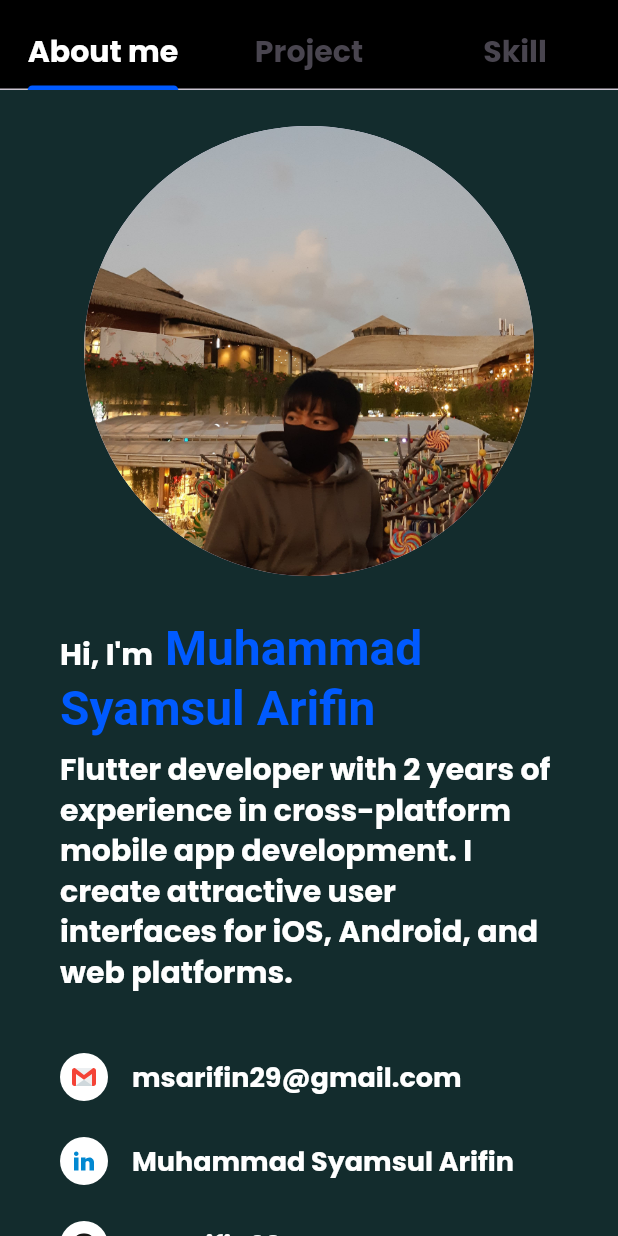
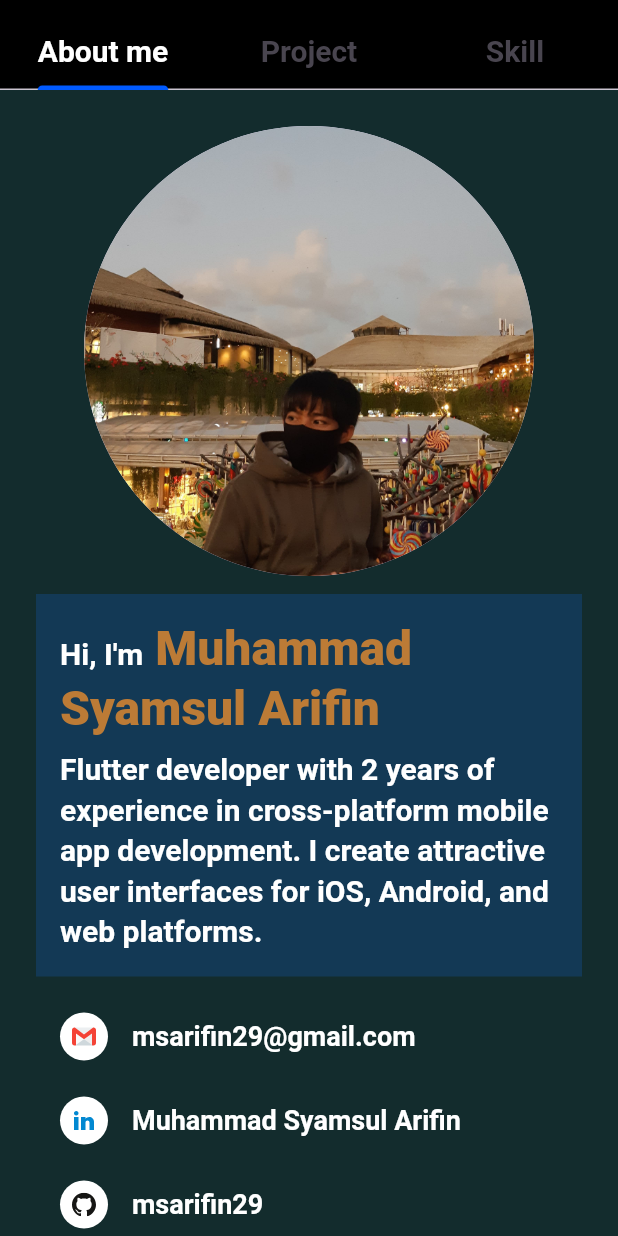
Before and after one commit to msarifin29/portofolio, a Flutter app: the screen it shows after launch, on a phone screen of 412 x 824 dp. Run offline on Flutter 3.47's test engine with Material 3 defaults, Android fonts, the phone set to English and light mode, and no system bars; our stand-ins replace carousel_slider, flutter_svg, google_fonts, hive_flutter; accounts and stored records are empty.

Commit message:
refactor(view) : change font family

```diff
--- a/lib/shared/constant/theme.dart
+++ b/lib/shared/constant/theme.dart
@@ -9,7 +9,7 @@ ThemeData darkTheme() => ThemeData(
       cardColor: AppColor.night,
       appBarTheme: AppBarTheme(
         backgroundColor: AppColor.night,
-        titleTextStyle: GoogleFonts.poppins(
+        titleTextStyle: GoogleFonts.roboto(
             color: Colors.white,
             fontSize: Sizes.p32,
             fontWeight: FontWeight.bold),
@@ -20,39 +20,39 @@ ThemeData darkTheme() => ThemeData(
       ),
       scaffoldBackgroundColor: AppColor.night,
       textTheme: TextTheme(
-        displayMedium: GoogleFonts.poppins(
+        displayMedium: GoogleFonts.roboto(
           fontSize: Sizes.p48,
           fontWeight: FontWeight.w700,
           color: Colors.white,
         ),
-        displaySmall: GoogleFonts.poppins(
+        displaySmall: GoogleFonts.roboto(
           fontSize: Sizes.p32,
           fontWeight: FontWeight.w600,
           color: Colors.white,
         ),
-        headlineMedium: GoogleFonts.poppins(
+        headlineMedium: GoogleFonts.roboto(
           fontSize: Sizes.p20,
           fontWeight: FontWeight.w600,
           color: Colors.white,
         ),
-        headlineSmall: GoogleFonts.poppins(
+        headlineSmall: GoogleFonts.roboto(
             fontSize: Sizes.p20,
             fontWeight: FontWeight.w700,
             color: Colors.white),
-        titleMedium: GoogleFonts.poppins(
+        titleMedium: GoogleFonts.roboto(
             fontSize: Sizes.p18,
             fontWeight: FontWeight.w500,
             color: Colors.white),
-        titleSmall: GoogleFonts.poppins(
+        titleSmall: GoogleFonts.roboto(
           fontSize: Sizes.p12,
           fontWeight: FontWeight.w600,
           color: const Color(0xFFFFFFFF),
         ),
-        labelMedium: GoogleFonts.poppins(
+        labelMedium: GoogleFonts.roboto(
             fontSize: Sizes.p12,
             fontWeight: FontWeight.w600,
             color: Colors.white),
-        bodyMedium: GoogleFonts.poppins(
+        bodyMedium: GoogleFonts.roboto(
             fontSize: Sizes.p12,
             fontWeight: FontWeight.w600,
             color: Colors.orange),
@@ -64,7 +64,7 @@ ThemeData lightTheme() => ThemeData(
       cardColor: AppColor.snowWhite,
       appBarTheme: AppBarTheme(
         backgroundColor: AppColor.snowWhite,
-        titleTextStyle: GoogleFonts.poppins(
+        titleTextStyle: GoogleFonts.roboto(
             color: AppColor.night,
             fontSize: Sizes.p32,
             fontWeight: FontWeight.bold),
@@ -77,39 +77,39 @@ ThemeData lightTheme() => ThemeData(
       ),
       scaffoldBackgroundColor: AppColor.snowWhite,
       textTheme: TextTheme(
-        displayMedium: GoogleFonts.poppins(
+        displayMedium: GoogleFonts.roboto(
           fontSize: Sizes.p48,
           fontWeight: FontWeight.w700,
           color: AppColor.night,
         ),
-        displaySmall: GoogleFonts.poppins(
+        displaySmall: GoogleFonts.roboto(
           fontSize: Sizes.p32,
           fontWeight: FontWeight.w600,
           color: AppColor.rootBeer,
         ),
-        headlineMedium: GoogleFonts.poppins(
+        headlineMedium: GoogleFonts.roboto(
           fontSize: Sizes.p20,
           fontWeight: FontWeight.w600,
           color: AppColor.night,
         ),
-        headlineSmall: GoogleFonts.poppins(
+        headlineSmall: GoogleFonts.roboto(
           fontSize: Sizes.p20,
           fontWeight: FontWeight.w700,
           color: AppColor.nokiaBlue,
         ),
-        titleMedium: GoogleFonts.poppins(
+        titleMedium: GoogleFonts.roboto(
             fontSize: Sizes.p18,
             fontWeight: FontWeight.w500,
             color: AppColor.night),
-        titleSmall: GoogleFonts.poppins(
+        titleSmall: GoogleFonts.roboto(
             fontSize: Sizes.p12,
             fontWeight: FontWeight.w600,
             color: AppColor.night),
-        labelMedium: GoogleFonts.poppins(
+        labelMedium: GoogleFonts.roboto(
             fontSize: Sizes.p12,
             fontWeight: FontWeight.w600,
             color: AppColor.night),
-        bodyMedium: GoogleFonts.poppins(
+        bodyMedium: GoogleFonts.roboto(
             fontSize: Sizes.p12,
             fontWeight: FontWeight.w600,
             color: AppColor.night),
--- a/lib/view/screen/personal_screen.dart
+++ b/lib/view/screen/personal_screen.dart
@@ -24,6 +24,7 @@ class PersonalScreen extends StatelessWidget {
             const Expanded(
               child: ProfileContent(),
             ),
+            gapW20,
             Expanded(
               child: PhotoProfileWidget(
                 min: min,
--- a/lib/view/widgets/about_me.dart
+++ b/lib/view/widgets/about_me.dart
@@ -8,8 +8,9 @@ class AboutMe extends StatelessWidget {
 
   @override
   Widget build(BuildContext context) {
-    return Padding(
+    return Container(
         padding: const EdgeInsets.all(Sizes.p16),
+        decoration: const BoxDecoration(color: AppColor.poseidon),
         child: Column(
           mainAxisSize: MainAxisSize.min,
           children: [
@@ -21,8 +22,8 @@ class AboutMe extends StatelessWidget {
                   TextSpan(
                     text: " ${AppString.fullName} ",
                     style: Theme.of(context).textTheme.headlineLarge!.copyWith(
-                          color: AppColor.nokiaBlue,
-                          fontWeight: FontWeight.bold,
+                          color: AppColor.italyOrche,
+                          fontWeight: FontWeight.w900,
                         ),
                   ),
                 ],
```
